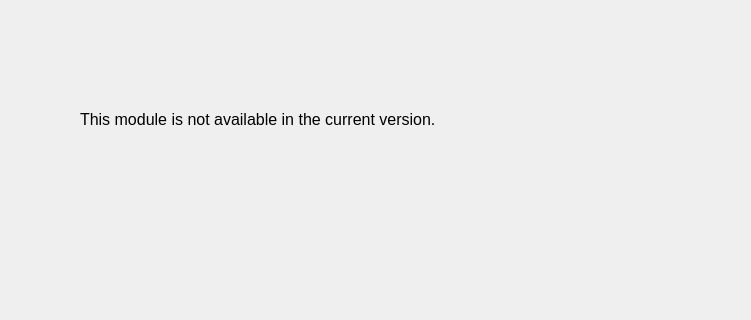
Old version of the form OsdagMainPage.ui in the repository GreatDevelopers/osdag-core; both pictures show x 514 to 1265 and y 266 to 586 of the 1265 by 909 pixel window.
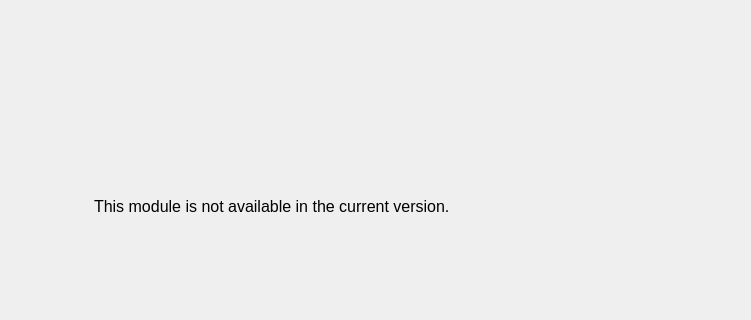
New version of the form. The open tabs and pages were chosen to show the change. Icons and pictures are not drawn.

Commit message: Fix: write note for truss connection

Diff of the .ui file:
```diff
--- a/OsdagMainPage.ui
+++ b/OsdagMainPage.ui
@@ -1315,15 +1315,22 @@
            <attribute name="title">
             <string>Truss Connection</string>
            </attribute>
+           <layout class="QGridLayout" name="gridLayout_6">
+            <item row="0" column="0">
+             <spacer name="horizontalSpacer_19">
+              <property name="orientation">
+               <enum>Qt::Horizontal</enum>
+              </property>
+              <property name="sizeHint" stdset="0">
+               <size>
+                <width>218</width>
+                <height>20</height>
+               </size>
+              </property>
+             </spacer>
+            </item>
+            <item row="0" column="1">
            <widget class="QLabel" name="label_6">
-            <property name="geometry">
-             <rect>
-              <x>270</x>
-              <y>300</y>
-              <width>541</width>
-              <height>20</height>
-             </rect>
-            </property>
             <property name="font">
              <font>
               <family>Arial</family>
@@ -1334,6 +1341,21 @@
              <string>This module is not available in the current version.</string>
             </property>
            </widget>
+            </item>
+            <item row="0" column="2">
+             <spacer name="horizontalSpacer_20">
+              <property name="orientation">
+               <enum>Qt::Horizontal</enum>
+              </property>
+              <property name="sizeHint" stdset="0">
+               <size>
+                <width>218</width>
+                <height>20</height>
+               </size>
+              </property>
+             </spacer>
+            </item>
+           </layout>
           </widget>
          </widget>
         </item>
```
Left out of the diff: 2 changed lines with no effect on the pictures. Lines whose indentation alone changed are shown as unchanged. The commit also changes 1 other file.
